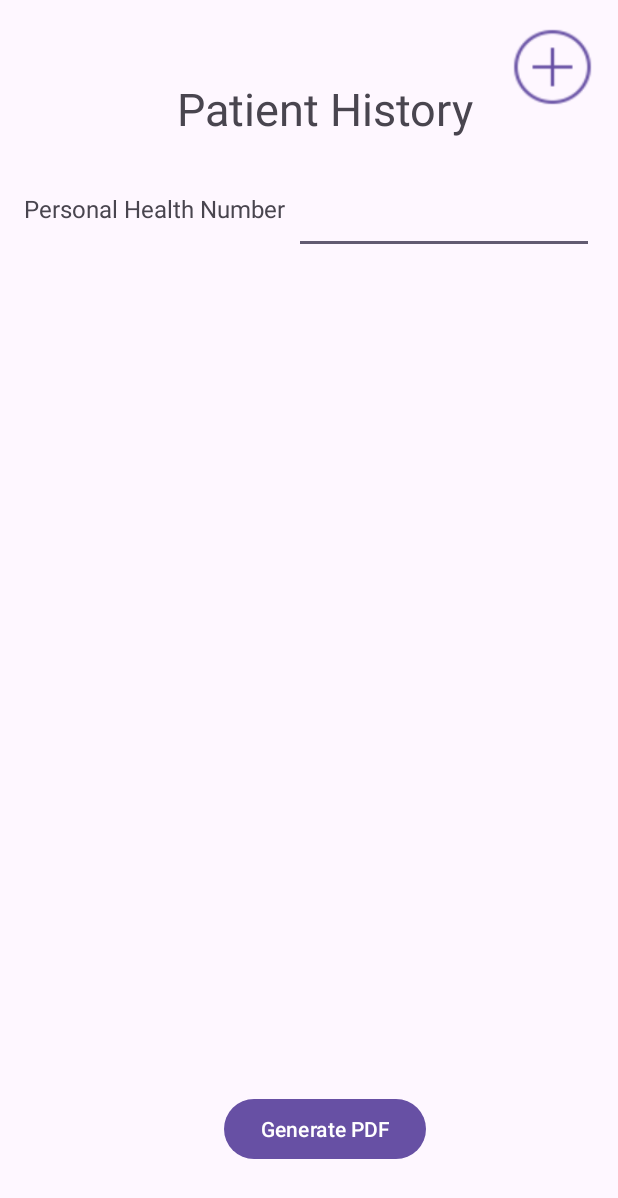
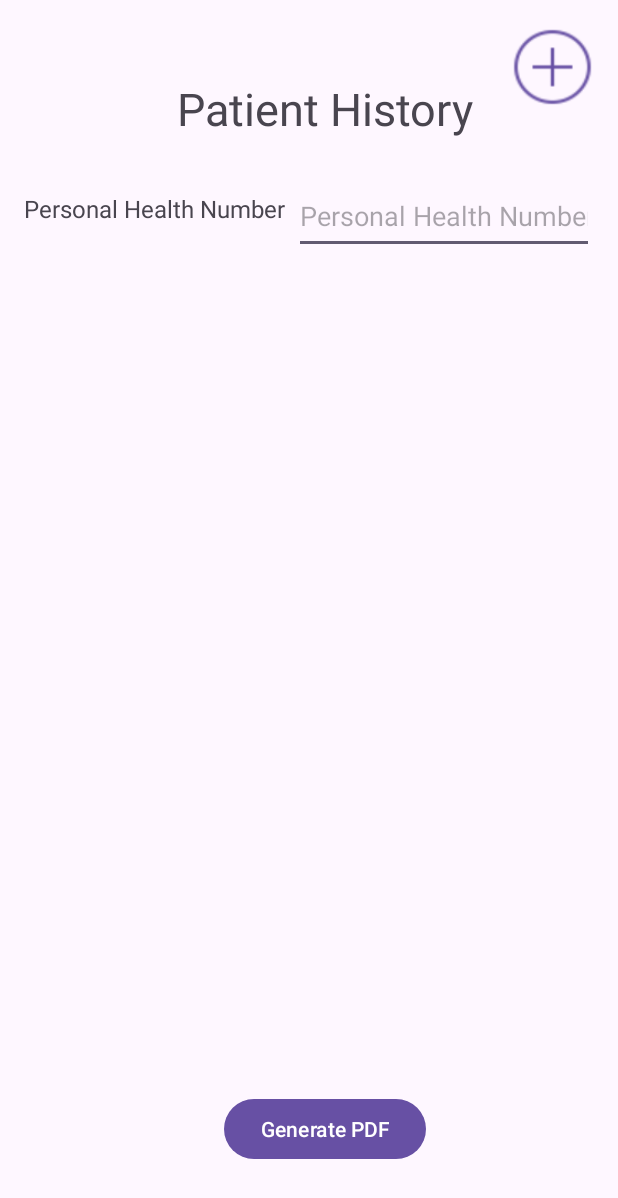
Before and after one commit to leshanLC/Health-Connect, an Android app: the layout activity_view_patient_history.xml on its own in the app's theme, with its tools: preview values and no code run, on a phone screen of 412 x 824 dp. Shown: the top 1198 px of the screen. Run offline under Robolectric (Android 15) with nearby library versions, the phone set to English and light mode, and no system bars.

Commit message:
Correcting UI errors

```diff
--- a/app/src/main/res/layout/activity_view_patient_history.xml
+++ b/app/src/main/res/layout/activity_view_patient_history.xml
@@ -37,8 +37,8 @@
         android:id="@+id/editTextText10"
         android:layout_width="200dp"
         android:layout_height="50dp"
-        android:contentDescription="@string/tvPHN"
         android:ems="10"
+        android:hint="@string/tvPHN"
         android:inputType="text"
         app:layout_constraintBottom_toBottomOf="parent"
         app:layout_constraintEnd_toEndOf="parent"
@@ -73,6 +73,7 @@
         android:layout_width="55dp"
         android:layout_height="53dp"
         android:background="@drawable/plus_icon"
+        android:contentDescription="@string/tvAddPatientHistory"
         app:layout_constraintBottom_toBottomOf="parent"
         app:layout_constraintEnd_toEndOf="parent"
         app:layout_constraintHorizontal_bias="0.955"
```
